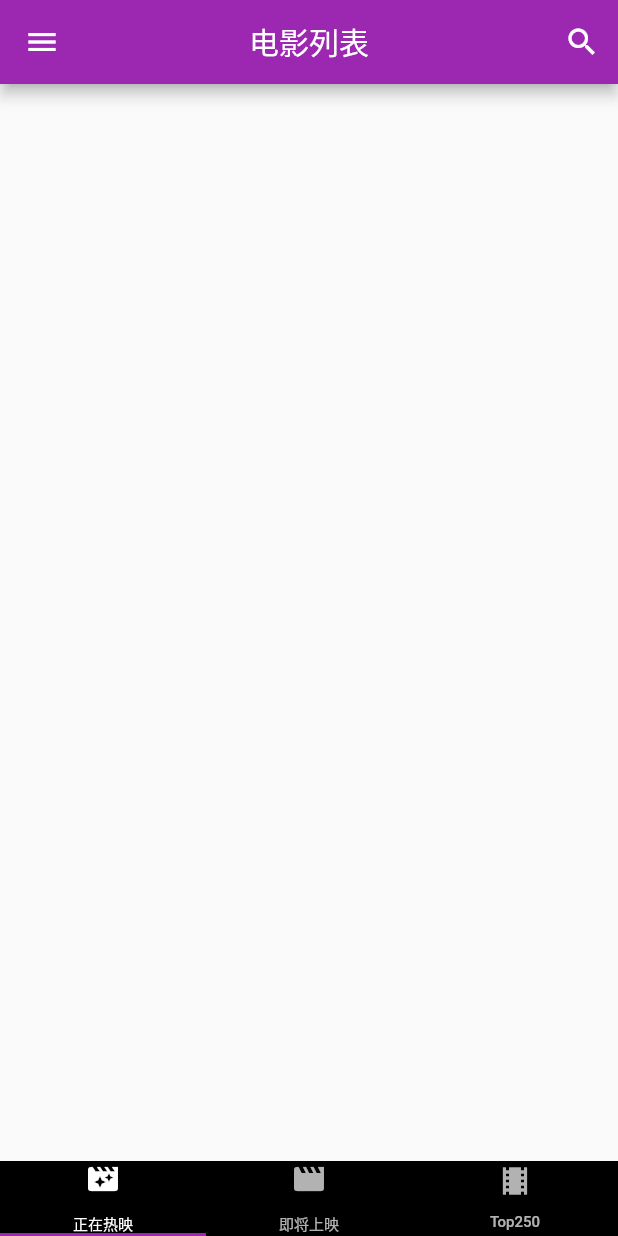
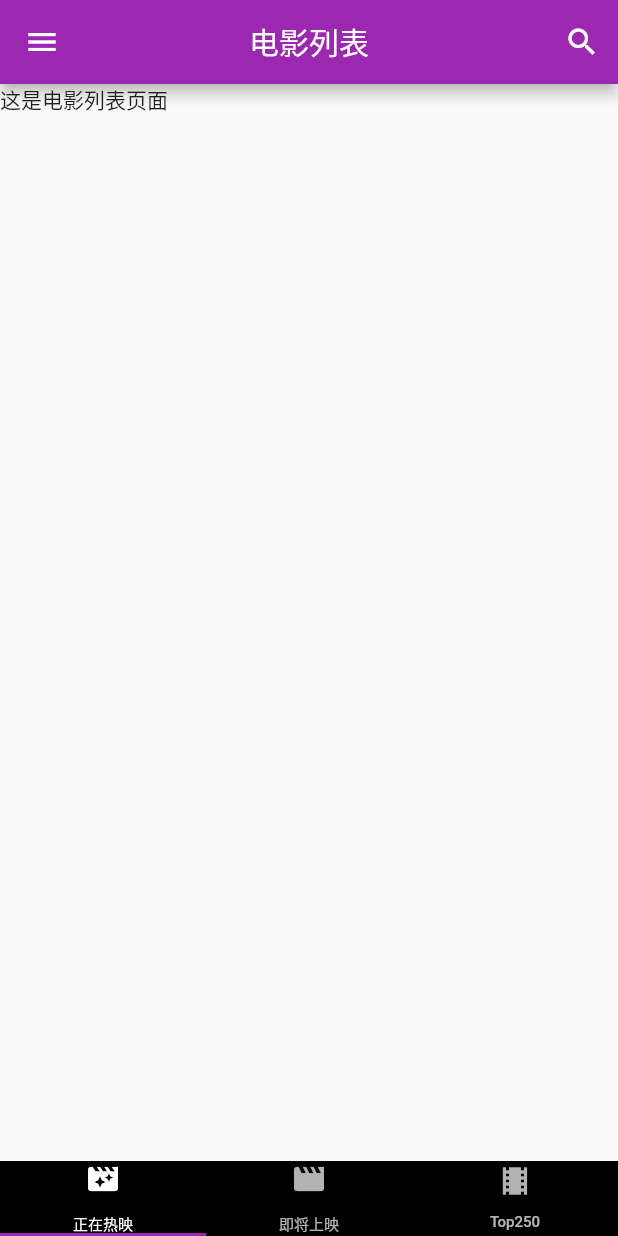
Before and after one commit to EthanCo/FlutterSample, a Flutter app: the screen it shows after launch, on a phone screen of 412 x 824 dp. Run offline on Flutter 3.47's test engine with Material 2 defaults, Android fonts, the phone set to English and light mode, and no system bars.

Commit message:
新建MovieList

```diff
--- a/flutter_app_movie/lib/main.dart
+++ b/flutter_app_movie/lib/main.dart
@@ -1,4 +1,6 @@
 import 'package:flutter/material.dart';
+//导入 电影列表页面
+import 'movie/list.dart';
 
 void main() => runApp(MyApp());
 
@@ -65,19 +67,24 @@ class MyHome extends StatelessWidget {
               ],
             ),
           ), //侧边栏
-        bottomNavigationBar: Container( //Container相当于网页开发中的div，用来添加背景颜色
+          bottomNavigationBar: Container(
+            //Container相当于网页开发中的div，用来添加背景颜色
             decoration: BoxDecoration(color: Colors.black),
             height: 50, //一般bottomNavigationBar高度都是50
             child: TabBar(
-            labelStyle: TextStyle(height: 0,fontSize: 10), //让文本不占高度，字体设为10
+              labelStyle: TextStyle(height: 0, fontSize: 10), //让文本不占高度，字体设为10
               tabs: <Widget>[
                 Tab(text: "正在热映", icon: Icon(Icons.movie_filter)),
                 Tab(text: "即将上映", icon: Icon(Icons.movie_creation)),
                 Tab(text: "Top250", icon: Icon(Icons.local_movies)),
               ],
             ), //底部的TabBar，需要提供一个Controller，比如DefaultTabController,
-        )
-      )
-    );
+          ),
+          body: TabBarView(children: <Widget>[
+            MovieList(),
+            MovieList(),
+            MovieList(),
+          ]),
+        ));
   }
 }
--- /dev/null
+++ b/flutter_app_movie/lib/movie/list.dart
@@ -0,0 +1,17 @@
+import 'package:flutter/material.dart';
+
+class MovieList extends StatefulWidget {
+  @override
+  _MovieListState createState() {
+    return _MovieListState();
+  } //继承自有状态的控件
+}
+
+//有状态控件，必须结合一个状态管理类来实现
+class _MovieListState extends State<MovieList> {
+  //渲染当前这个 MovieList 控件的UI接口
+  @override
+  Widget build(BuildContext context) {
+    return Text("这是电影列表页面");
+  }
+}
```
Lines whose indentation alone changed are shown as unchanged.
